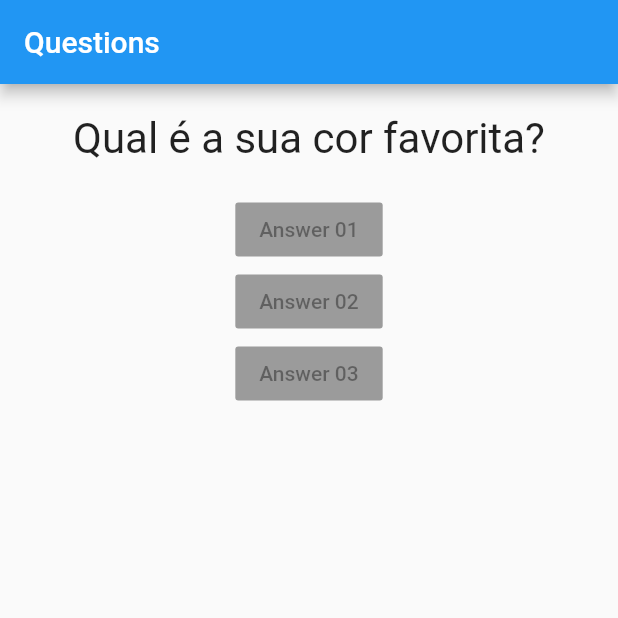
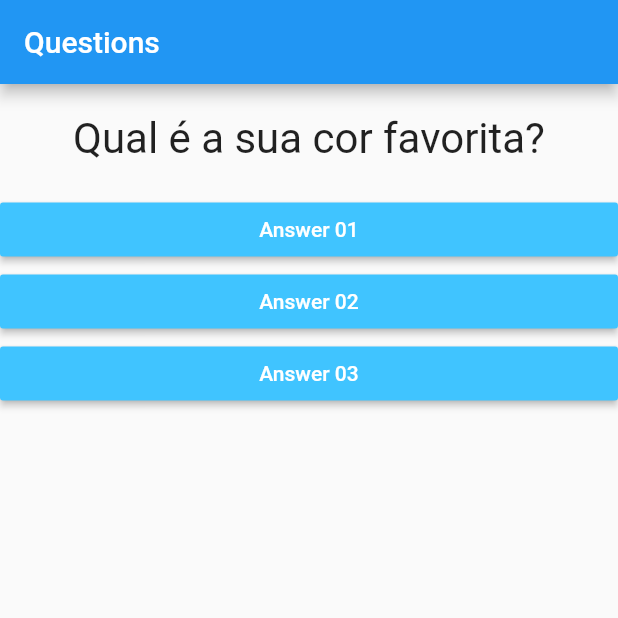
Before and after one commit to matheus-paulino/init-dart, a Flutter app: the screen it shows after launch, on a phone screen of 412 x 824 dp, the top half of it. Run offline on Flutter 3.47's test engine with Material 2 defaults, Android fonts, the phone set to English and light mode, and no system bars.

Commit message:
function callback answer

```diff
--- a/lib/answer.dart
+++ b/lib/answer.dart
@@ -2,16 +2,22 @@ import 'package:flutter/material.dart';
 
 class Answer extends StatelessWidget {
   final String answer;
+  final void Function() onSelected;
 
-  Answer(this.answer);
+  Answer(this.answer, this.onSelected);
 
   @override
   Widget build(BuildContext context) {
     return new Column(
       children: <Widget>[
-        new RaisedButton(
-          child: new Text(answer),
-          onPressed: null,
+        Container(
+          width: double.infinity,
+          child: new RaisedButton(
+            child: new Text(answer),
+            onPressed: onSelected,
+            color: Colors.lightBlueAccent,
+            textColor: Colors.white,
+          ),
         ),
       ],
     );
--- a/lib/main.dart
+++ b/lib/main.dart
@@ -14,14 +14,13 @@ class QuestionAppState extends State<AskApp> {
     setState(() {
       _askSelected++;
     });
-    print(_askSelected);
   }
 
   @override
   Widget build(BuildContext context) {
     final List<String> questions = [
       'Qual é a sua cor favorita?',
-      'Qual é o seu animal favorito'
+      'Qual é o seu animal favorito?'
     ];
 
     return new MaterialApp(
@@ -32,9 +31,9 @@ class QuestionAppState extends State<AskApp> {
         body: new Column(
           children: <Widget>[
             new Question(questions[_askSelected]),
-            new Answer('Answer 01'),
-            new Answer('Answer 02'),
-            new Answer('Answer 03'),
+            new Answer('Answer 01', _response),
+            new Answer('Answer 02', _response),
+            new Answer('Answer 03', _response),
           ],
         ),
       ),
```
